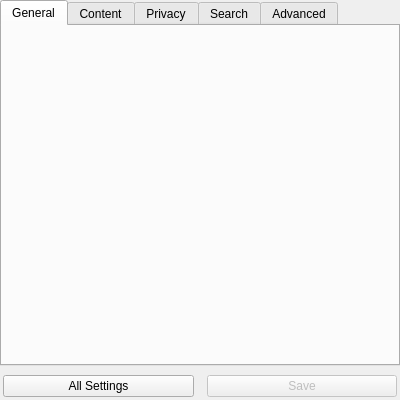
First picture: the form in src/modules/windows/preferences/PreferencesContentsWidget.ui, repository OtterBrowser/otter-browser, before the edit.
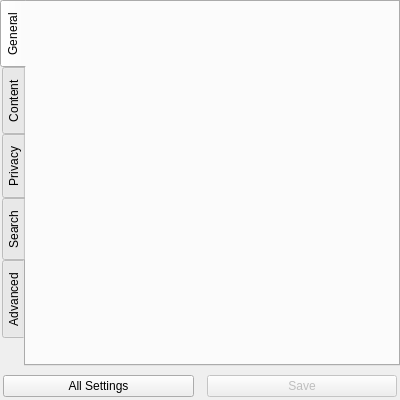
Second picture: the form after the edit.

Commit message: Increase font size

Diff of the .ui file:
```diff
--- a/src/modules/windows/preferences/PreferencesContentsWidget.ui
+++ b/src/modules/windows/preferences/PreferencesContentsWidget.ui
@@ -25,6 +25,9 @@
    </property>
    <item>
     <widget class="QTabWidget" name="tabWidget">
+     <property name="tabPosition">
+      <enum>QTabWidget::West</enum>
+     </property>
      <property name="currentIndex">
       <number>0</number>
      </property>
```
The commit also changes 2 other files.
